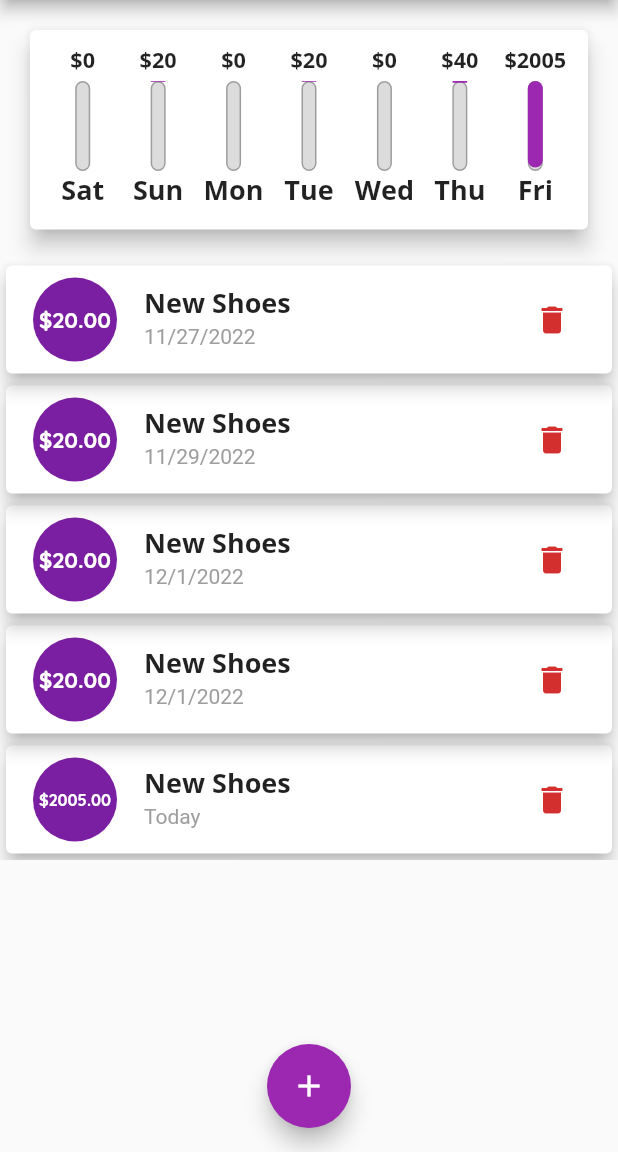
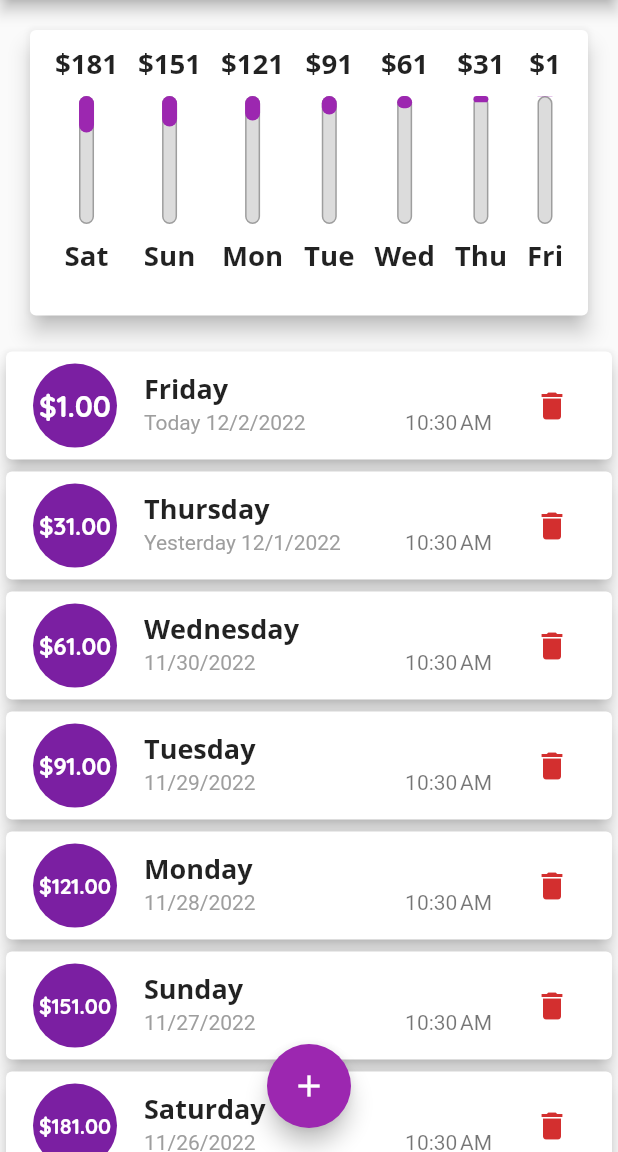
Before and after one commit to ziadHesham1/expense-planner-flutter-mobile-application, a Flutter app: the screen it shows after launch, on a phone screen of 412 x 824 dp, the part 84-1236 px from its top. Run offline on Flutter 3.47's test engine with Material 2 defaults, Android fonts, the light colour scheme and no system bars; our stand-ins replace flutter_styled_toast; Roboto replaces fonts that are missing (OpenSans).

Commit message:
making app responsive to device size

```diff
--- a/lib/main.dart
+++ b/lib/main.dart
@@ -3,6 +3,8 @@
 import 'package:flutter/material.dart';
 import 'package:expense_planner/models/transaction.dart';
 import 'package:expense_planner/widgets/transaction_list.dart';
+import 'package:flutter_styled_toast/flutter_styled_toast.dart';
+import 'package:intl/intl.dart';
 
 void main() => runApp(const MyApp());
 
@@ -51,49 +53,63 @@
 
 @override
 class _MyHomePageState extends State<MyHomePage> {
-  final List<Transaction> transactions = [
-    Transaction(
-        id: 't1', title: 'New Shoes', amount: 2005, date: DateTime.now()),
-    Transaction(
-      id: 't12',
-      title: 'New Shoes',
-      amount: 20,
-      date: DateTime.now().subtract(const Duration(days: 1)),
-    ),
-    Transaction(
-      id: 't13',
-      title: 'New Shoes',
-      amount: 20,
-      date: DateTime.now().subtract(const Duration(days: 1)),
-    ),
-    Transaction(
-      id: 't14',
-      title: 'New Shoes',
-      amount: 20,
-      date: DateTime.now().subtract(const Duration(days: 3)),
-    ),
-    Transaction(
-      id: 't15',
-      title: 'New Shoes',
-      amount: 20,
-      date: DateTime.now().subtract(const Duration(days: 5)),
-    ),
-    Transaction(
-      id: 't16',
-      title: 'New Shoes',
-      amount: 20,
-      date: DateTime.now().subtract(const Duration(days: 7)),
-    ),
-    Transaction(
-      id: 't17',
-      title: 'New Shoes',
-      amount: 20,
-      date: DateTime.now().subtract(const Duration(days: 9)),
-    ),
-  ];
+  // final List<Transaction> transactions = [
+  //   Transaction(
+  //       id: 't1', title: 'New Shoes', amount: 2005, date: DateTime.now()),
+  //   Transaction(
+  //     id: 't12',
+  //     title: 'New Shoes',
+  //     amount: 20,
+  //     date: DateTime.now().subtract(const Duration(days: 1)),
+  //   ),
+  //   Transaction(
+  //     id: 't13',
+  //     title: 'New Shoes',
+  //     amount: 20,
+  //     date: DateTime.now().subtract(const Duration(days: 1)),
+  //   ),
+  //   Transaction(
+  //     id: 't14',
+  //     title: 'New Shoes',
+  //     amount: 20,
+  //     date: DateTime.now().subtract(const Duration(days: 3)),
+  //   ),
+  //   Transaction(
+  //     id: 't15',
+  //     title: 'New Shoes',
+  //     amount: 20,
+  //     date: DateTime.now().subtract(const Duration(days: 5)),
+  //   ),
+  //   Transaction(
+  //     id: 't16',
+  //     title: 'New Shoes',
+  //     amount: 20,
+  //     date: DateTime.now().subtract(const Duration(days: 7)),
+  //   ),
+  //   Transaction(
+  //     id: 't17',
+  //     title: 'New Shoes',
+  //     amount: 20,
+  //     date: DateTime.now().subtract(const Duration(days: 9)),
+  //   ),
+  // ];
+  List<Transaction> get transactions {
+    var today = DateTime.now();
+    return List.generate(10, (index) {
+      double currentMinute = double.parse(DateFormat.m().format(today));
+      var txDate = today.subtract(Duration(days: index));
+      return Transaction(
+        id: 'id-$today',
+        title: DateFormat.EEEE().format(txDate),
+        amount: currentMinute * index + 1,
+        // amount: 1.0,
+        date: txDate,
+      );
+    });
+  }
 
   List<Transaction> get _recentTranscations {
-    var aWeekAgo = DateTime.now().subtract(const Duration(days: 7));
+    DateTime aWeekAgo = DateTime.now().subtract(const Duration(days: 7));
     return transactions.where(
       (tx) {
         return tx.date.isAfter(aWeekAgo);
@@ -131,8 +147,7 @@
 
   @override
   Widget build(BuildContext context) {
-    return Scaffold(
-      appBar: AppBar(
+    var appBar2 = AppBar(
       title: const Text('Flutter App'),
       actions: [
         IconButton(
@@ -140,15 +155,30 @@
           icon: addIcon,
         ),
         IconButton(
-              onPressed: _resetTransactions, icon: const Icon(Icons.delete),)
+          onPressed: _resetTransactions,
+          icon: const Icon(Icons.delete),
+        )
       ],
-      ),
+    );
+    var appbarHeight = appBar2.preferredSize.height;
+    var paddingHeight = MediaQuery.of(context).padding.top;
+    var bodyHeight =
+        MediaQuery.of(context).size.height - appbarHeight - paddingHeight;
+
+    return Scaffold(
+      appBar: appBar2,
       body: SingleChildScrollView(
         child: Column(
           crossAxisAlignment: CrossAxisAlignment.stretch,
           children: <Widget>[
-            Chart(_recentTranscations),
-            TransactionList(transactions, _deleteTrasaction),
+            SizedBox(
+              height: bodyHeight * 0.3,
+              child: Chart(_recentTranscations),
+            ),
+            SizedBox(
+              height: bodyHeight * 0.7,
+              child: TransactionList(transactions, _deleteTrasaction),
+            ),
           ],
         ),
       ),
--- a/lib/widgets/chart.dart
+++ b/lib/widgets/chart.dart
@@ -39,9 +39,7 @@
 
   @override
   Widget build(BuildContext context) {
-    return SizedBox(
-      width: double.infinity,
-      child: Card(
+    return Card(
         elevation: 6,
         margin: const EdgeInsets.all(20),
         child: Padding(
@@ -58,7 +56,7 @@
             ],
           ),
         ),
-      ),
-    );
-  }
+      );
+    }
+
 }
--- a/lib/widgets/chart_bar.dart
+++ b/lib/widgets/chart_bar.dart
@@ -11,21 +11,26 @@
 
   @override
   Widget build(BuildContext context) {
+    return LayoutBuilder(builder: (ctx, constraints) {
+      var chartHeight = constraints.maxHeight;
+      var spacingHeight = chartHeight * 0.05;
+      var textHeight = chartHeight * 0.15;
+
       return Expanded(
         child: Column(
           children: [
             // spent amount text
             SizedBox(
-            height: 20,
+              height: textHeight,
               child: FittedBox(
                 child: Text('\$${spendAmount.toStringAsFixed(0)}',
                     style: Theme.of(context).textTheme.headline6),
               ),
             ),
-          const SizedBox(height: 4),
-          //  spending precentage bar of total in the week
+            SizedBox(height: spacingHeight),
+            // bar displays the spending precentage of total in the week
             SizedBox(
-            height: 60,
+              height: chartHeight * 0.5,
               width: 10,
               child: Stack(
                 children: [
@@ -50,11 +55,16 @@
                 ],
               ),
             ),
+            SizedBox(height: spacingHeight),
             // day title text
-          Text(label, style: Theme.of(context).textTheme.headline6),
-          const SizedBox(height: 4),
+            SizedBox(
+                height: textHeight,
+                child: FittedBox(
+                    child: Text(label,
+                        style: Theme.of(context).textTheme.headline6))),
           ],
         ),
       );
+    });
   }
 }
--- a/lib/widgets/transaction_list.dart
+++ b/lib/widgets/transaction_list.dart
@@ -1,5 +1,6 @@
 import 'package:expense_planner/models/transaction.dart';
 import 'package:flutter/material.dart';
+import 'package:flutter_styled_toast/flutter_styled_toast.dart';
 import 'package:intl/intl.dart';
 
 class TransactionList extends StatelessWidget {
@@ -9,9 +10,7 @@
   const TransactionList(this.transactions, this._deleteTrasaction, {super.key});
   @override
   Widget build(BuildContext context) {
-    return SizedBox(
-      height: 400,
-      child: transactions.isEmpty
+    return transactions.isEmpty
         ? Column(
             children: [
               Text(
@@ -30,14 +29,19 @@
             ],
           )
         : ListView.builder(
-              reverse: true,
             itemCount: transactions.length,
             itemBuilder: (BuildContext context, int index) {
               var tx = transactions[index];
               var today = DateTime.now();
+              var yesterday = DateTime.now().subtract(const Duration(days: 1));
+
               var isToday = tx.date.day == today.day &&
                   tx.date.month == today.month &&
                   tx.date.year == today.year;
+              var isYesterday = tx.date.day == yesterday.day &&
+                  tx.date.month == yesterday.month &&
+                  tx.date.year == yesterday.year;
+
               var amountText = Text(
                 '\$${tx.amount.toStringAsFixed(2)}',
                 style: const TextStyle(
@@ -50,14 +54,21 @@
                 style: Theme.of(context).textTheme.headline6,
               );
               var dateText = Text(
-                  isToday ? 'Today' : DateFormat.yMd().format(tx.date),
+                isToday
+                    ? 'Today ${DateFormat.yMd().format(tx.date)}'
+                    : isYesterday
+                        ? 'Yesterday ${DateFormat.yMd().format(tx.date)}'
+                        : DateFormat.yMd().format(tx.date),
                 style: const TextStyle(
                   color: Colors.grey,
                 ),
               );
+              var time = Text(DateFormat.jm().format(tx.date));
               return Card(
                 elevation: 5,
                 child: ListTile(
+                  onTap: () =>
+                      showToast(DateFormat.m().format(today), context: context),
                   leading: CircleAvatar(
                     radius: 30,
                     child: Padding(
@@ -66,7 +77,13 @@
                     ),
                   ),
                   title: titleText,
-                    subtitle: dateText,
+                  subtitle: Row(
+                    mainAxisAlignment: MainAxisAlignment.spaceBetween,
+                    children: [
+                      dateText,
+                      time,
+                    ],
+                  ),
                   trailing: IconButton(
                       onPressed: () {
                         _deleteTrasaction(tx.id);
@@ -76,7 +93,6 @@
                 ),
               );
             },
-            ),
           );
   }
 }
```
Lines whose indentation alone changed are shown as unchanged.
